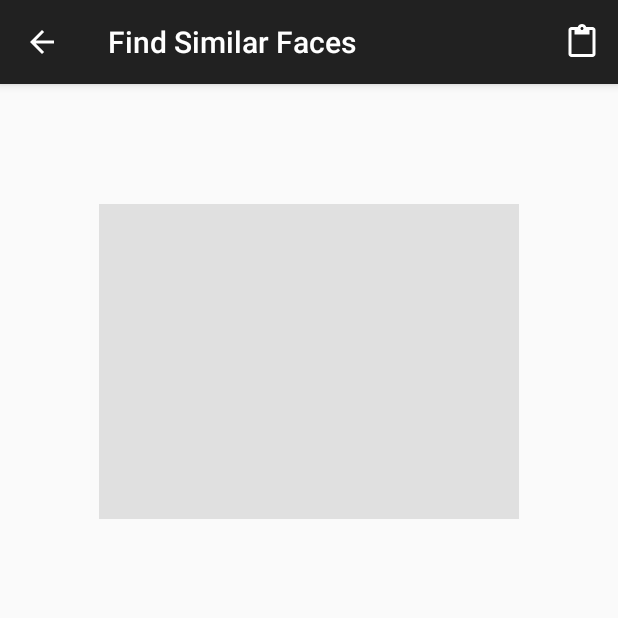
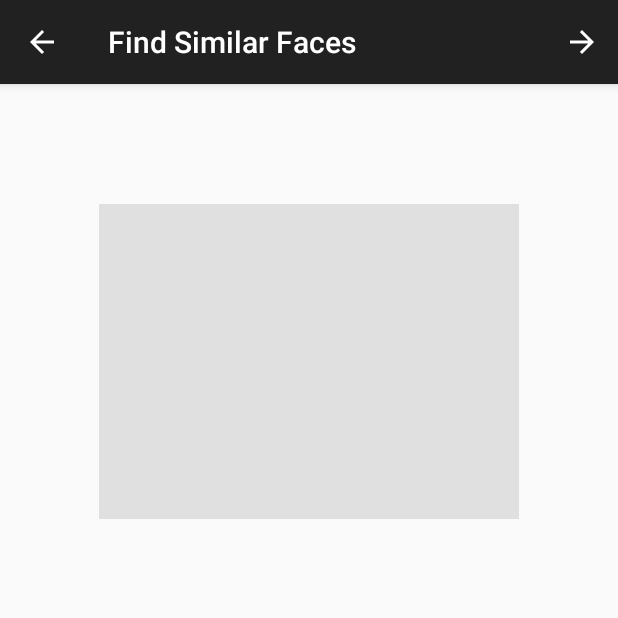
Before and after one commit to LilyMG/SimilarFace, an Android app: the FindSimilarFaceActivity screen opened directly, with no data from a screen before it, on a phone screen of 412 x 824 dp, the top half of it. Run offline under Robolectric (Android 15) with nearby library versions, the phone set to English and light mode, and no system bars; 1 statement that could not run was skipped.

Commit message:
white arrow

```diff
--- a/app/src/main/java/com/microsoft/projectoxford/face/samples/ui/FindSimilarFaceActivity.java
+++ b/app/src/main/java/com/microsoft/projectoxford/face/samples/ui/FindSimilarFaceActivity.java
@@ -388,7 +388,7 @@ public class FindSimilarFaceActivity extends AppCompatActivity {
 
     @Override
     public boolean onCreateOptionsMenu(Menu menu) {
-        menu.add(0, 0, 0, "next").setIcon(R.drawable.abc_ic_menu_paste_mtrl_am_alpha)
+        menu.add(0, 0, 0, "next").setIcon(R.drawable.ic_arrow_forward_white)
                 .setShowAsAction(MenuItem.SHOW_AS_ACTION_ALWAYS);
         return true;
     }
```
Also changed, not shown: app/src/main/res/drawable-hdpi/ic_arrow_forward_white.png (added), app/src/main/res/drawable-mdpi/ic_arrow_forward_white.png (added), app/src/main/res/drawable-xhdpi/ic_arrow_forward_white.png (added), app/src/main/res/drawable-xxhdpi/ic_arrow_forward_white.png (added).
